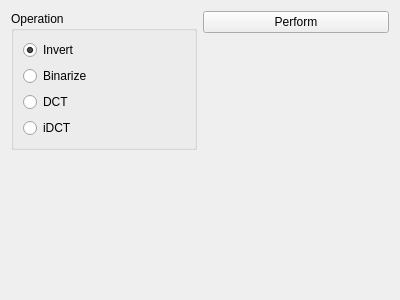
josefkoller/ambient_image_processor, file source/modules/unary_operations/UnaryOperationsWidget.ui: the form before one commit.
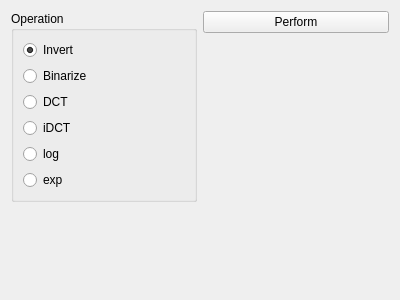
The form after the commit.

Diff of the .ui file:
```diff
--- a/source/modules/unary_operations/UnaryOperationsWidget.ui
+++ b/source/modules/unary_operations/UnaryOperationsWidget.ui
@@ -57,6 +57,20 @@
         </property>
        </widget>
       </item>
+      <item>
+       <widget class="QRadioButton" name="log_checkbox">
+        <property name="text">
+         <string>log</string>
+        </property>
+       </widget>
+      </item>
+      <item>
+       <widget class="QRadioButton" name="exp_checkbox">
+        <property name="text">
+         <string>exp</string>
+        </property>
+       </widget>
+      </item>
      </layout>
     </widget>
    </item>
```
